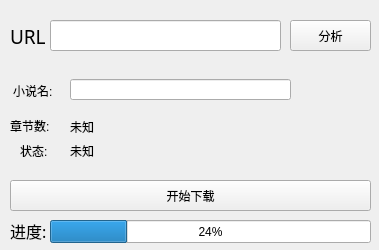
Before: the Qt Designer form Python/noveldownload/MainWind.ui in long95288/Project, drawn with Qt 5.
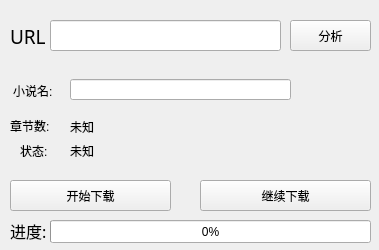
After: the same form once the commit is applied.

Commit message: 继续下载

```diff
--- a/Python/noveldownload/MainWind.ui
+++ b/Python/noveldownload/MainWind.ui
@@ -10,6 +10,12 @@
     <height>250</height>
    </rect>
   </property>
+  <property name="sizePolicy">
+   <sizepolicy hsizetype="Fixed" vsizetype="Fixed">
+    <horstretch>0</horstretch>
+    <verstretch>0</verstretch>
+   </sizepolicy>
+  </property>
   <property name="windowTitle">
    <string>Form</string>
   </property>
@@ -65,7 +71,7 @@
     </rect>
    </property>
    <property name="value">
-    <number>24</number>
+    <number>0</number>
    </property>
   </widget>
   <widget class="QLabel" name="label_2">
@@ -92,7 +98,7 @@
     <rect>
      <x>10</x>
      <y>180</y>
-     <width>361</width>
+     <width>161</width>
      <height>31</height>
     </rect>
    </property>
@@ -175,6 +181,25 @@
     <string>未知</string>
    </property>
   </widget>
+  <widget class="QPushButton" name="continue_download_btn">
+   <property name="geometry">
+    <rect>
+     <x>200</x>
+     <y>180</y>
+     <width>171</width>
+     <height>31</height>
+    </rect>
+   </property>
+   <property name="text">
+    <string>继续下载</string>
+   </property>
+   <property name="default">
+    <bool>false</bool>
+   </property>
+   <property name="flat">
+    <bool>false</bool>
+   </property>
+  </widget>
  </widget>
  <resources/>
  <connections/>
```
Left out of the diff: 2 changed lines with no effect on the pictures. The commit also changes 5 other files.
